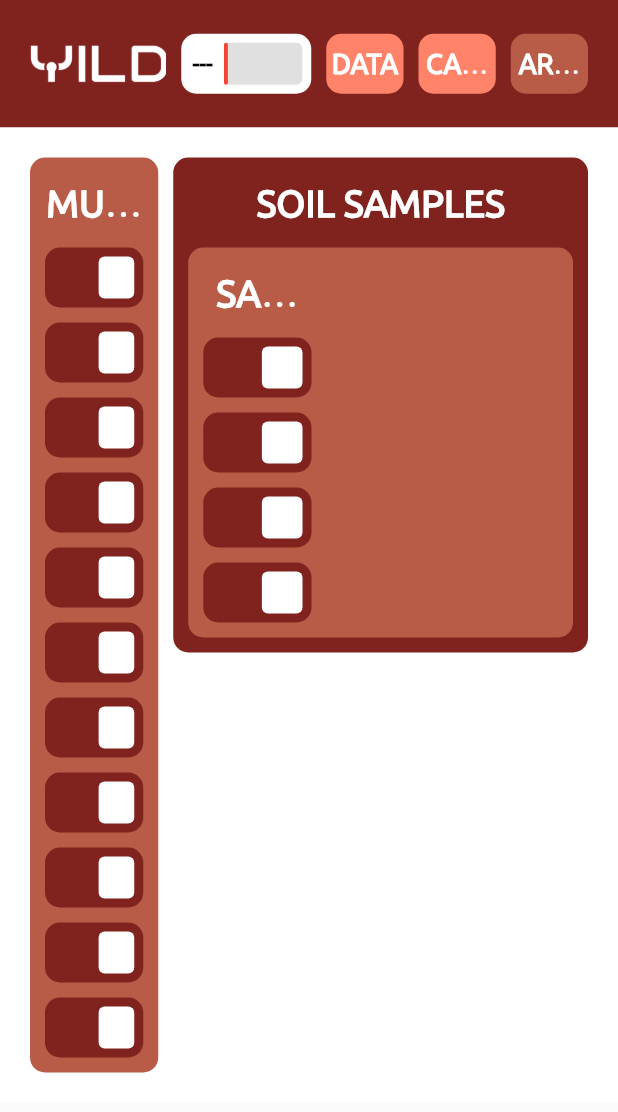
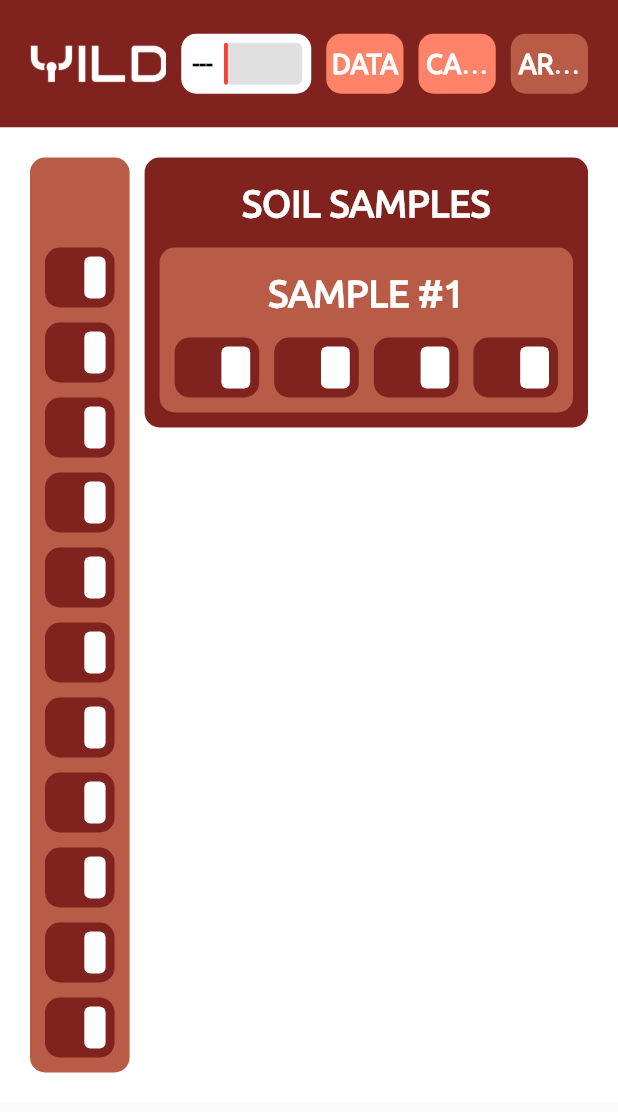
Before and after one commit to aliemrenebiler/Yildiz_Rover_UI, a Flutter app: the DataScreen screen opened by its route, after a tap on "CAMERA", after a tap on "ARCHIVE", on a phone screen of 412 x 824 dp. Shown: the top 1112 px of the screen. Run offline on Flutter 3.47's test engine with Material 2 defaults, Android fonts, the phone set to English and light mode, and no system bars; our stand-ins replace page_transition, syncfusion_flutter_charts; missing offline and left inert: webviewx; network calls fail; project files that could hold a hidden picture were left out.

Commit message:
spectrometer charts were deleted

```diff
--- a/lib/backend/methods/saving_methods.dart
+++ b/lib/backend/methods/saving_methods.dart
@@ -8,21 +8,21 @@
 int sampleAmount = 0;
 List<SoilSample> soilSamples = [
   SoilSample(
-    id: -5,
+    id: 1,
     soil: Soil(id: 0, temperature: 1, n: 2, p: 3, k: 4),
     spectro: spectroChartData,
   ),
 ];
 Gas avrgGas = Gas(
   id: 0,
-  c3h8: 6,
+  c3h8: 0,
   c4h10: 0,
   ch4: 0,
   co: 0,
   co2: 0,
   ethanol: 0,
   h2: 0,
-  h2s: 6,
+  h2s: 0,
   nh3: 0,
   no: 0,
   no2: 0,
--- a/lib/screens/archivescreen.dart
+++ b/lib/screens/archivescreen.dart
@@ -59,7 +59,7 @@
                       ),
                     ),
                     Expanded(
-                      flex: 3,
+                      flex: 4,
                       child: Column(
                         mainAxisAlignment: MainAxisAlignment.center,
                         crossAxisAlignment: CrossAxisAlignment.start,
@@ -275,7 +275,7 @@
           Container(
             margin: const EdgeInsets.all(5),
             child: DynamicDataBox(
-              name: 'C3H8 Amount (ppm)',
+              name: 'C3H8 (ppm)',
               stream: gasStream,
               value: avrgGas.c3h8.toString(),
             ),
@@ -283,7 +283,7 @@
           Container(
             margin: const EdgeInsets.all(5),
             child: DynamicDataBox(
-              name: 'C4H10 Amount (ppm)',
+              name: 'C4H10 (ppm)',
               stream: gasStream,
               value: avrgGas.c4h10.toString(),
             ),
@@ -291,7 +291,7 @@
           Container(
             margin: const EdgeInsets.all(5),
             child: DynamicDataBox(
-              name: 'CH4 Amount (ppm)',
+              name: 'CH4 (ppm)',
               stream: gasStream,
               value: avrgGas.ch4.toString(),
             ),
@@ -299,7 +299,7 @@
           Container(
             margin: const EdgeInsets.all(5),
             child: DynamicDataBox(
-              name: 'CO Amount (ppm)',
+              name: 'CO (ppm)',
               stream: gasStream,
               value: avrgGas.co.toString(),
             ),
@@ -307,7 +307,7 @@
           Container(
             margin: const EdgeInsets.all(5),
             child: DynamicDataBox(
-              name: 'CO2 Amount (ppm)',
+              name: 'CO2 (ppm)',
               stream: gasStream,
               value: avrgGas.co2.toString(),
             ),
@@ -315,7 +315,7 @@
           Container(
             margin: const EdgeInsets.all(5),
             child: DynamicDataBox(
-              name: 'Ethanol Amount (ppm)',
+              name: 'Ethanol (ppm)',
               stream: gasStream,
               value: avrgGas.ethanol.toString(),
             ),
@@ -323,7 +323,7 @@
           Container(
             margin: const EdgeInsets.all(5),
             child: DynamicDataBox(
-              name: 'H2 Amount (ppm)',
+              name: 'H2 (ppm)',
               stream: gasStream,
               value: avrgGas.h2.toString(),
             ),
@@ -331,7 +331,7 @@
           Container(
             margin: const EdgeInsets.all(5),
             child: DynamicDataBox(
-              name: 'H2S Amount (ppm)',
+              name: 'H2S (ppm)',
               stream: gasStream,
               value: avrgGas.h2s.toString(),
             ),
@@ -339,7 +339,7 @@
           Container(
             margin: const EdgeInsets.all(5),
             child: DynamicDataBox(
-              name: 'NH3 Amount (ppm)',
+              name: 'NH3 (ppm)',
               stream: gasStream,
               value: avrgGas.nh3.toString(),
             ),
@@ -347,7 +347,7 @@
           Container(
             margin: const EdgeInsets.all(5),
             child: DynamicDataBox(
-              name: 'NO Amount (ppm)',
+              name: 'NO (ppm)',
               stream: gasStream,
               value: avrgGas.no.toString(),
             ),
@@ -355,7 +355,7 @@
           Container(
             margin: const EdgeInsets.all(5),
             child: DynamicDataBox(
-              name: 'NO2 Amount (ppm)',
+              name: 'NO2 (ppm)',
               stream: gasStream,
               value: avrgGas.no2.toString(),
             ),
@@ -381,12 +381,6 @@
         color: Color(roverDarkCoral),
         borderRadius: BorderRadius.all(Radius.circular(roverRadiusL)),
       ),
-      child: Row(
-        mainAxisAlignment: MainAxisAlignment.start,
-        crossAxisAlignment: CrossAxisAlignment.center,
-        children: [
-          Expanded(
-            flex: 1,
       child: Column(
         mainAxisAlignment: MainAxisAlignment.start,
         crossAxisAlignment: CrossAxisAlignment.center,
@@ -406,40 +400,47 @@
               ),
             ),
           ),
-                Container(
+          Row(
+            mainAxisAlignment: MainAxisAlignment.start,
+            crossAxisAlignment: CrossAxisAlignment.center,
+            children: [
+              Expanded(
+                child: Container(
                   margin: const EdgeInsets.all(5),
                   child: StaticDataBox(
                     name: 'Temperature (°C)',
                     value: soilSamples[sample].soil.temperature.toString(),
                   ),
                 ),
-                Container(
+              ),
+              Expanded(
+                child: Container(
                   margin: const EdgeInsets.all(5),
                   child: StaticDataBox(
                     name: 'N Amount (mg/L)',
                     value: soilSamples[sample].soil.n.toString(),
                   ),
                 ),
-                Container(
+              ),
+              Expanded(
+                child: Container(
                   margin: const EdgeInsets.all(5),
                   child: StaticDataBox(
                     name: 'P Amount (mg/L)',
                     value: soilSamples[sample].soil.p.toString(),
                   ),
                 ),
-                Container(
+              ),
+              Expanded(
+                child: Container(
                   margin: const EdgeInsets.all(5),
                   child: StaticDataBox(
                     name: 'K Amount (mg/L)',
                     value: soilSamples[sample].soil.k.toString(),
                   ),
                 ),
+              ),
             ],
-            ),
-          ),
-          Expanded(
-            flex: 2,
-            child: Container(),
           ),
         ],
       ),
--- a/lib/screens/datascreen.dart
+++ b/lib/screens/datascreen.dart
@@ -19,38 +19,6 @@
 class _DataScreenState extends State<DataScreen> {
   refresh() {
     setState(() {});
-  }
-
-  Widget selectedDataGraph() {
-    switch (graphLayoutIndex) {
-      case 0:
-        return AspectRatio(
-          aspectRatio: 1.5,
-          child: GasChart(
-            title: 'Multiple Gas',
-            stream: gasStream,
-            graphData: gasChartData,
-          ),
-        );
-      case 1:
-        return AspectRatio(
-          aspectRatio: 1.5,
-          child: SpectroChart(
-            title: 'VIS/NIR Reflectance Spectrometer',
-            stream: spectro1Stream,
-            graphData: spectroChartData,
-          ),
-        );
-      default:
-        return AspectRatio(
-          aspectRatio: 1.5,
-          child: GasChart(
-            title: 'Multiple Gas',
-            stream: gasStream,
-            graphData: gasChartData,
-          ),
-        );
-    }
   }
 
   @override
@@ -88,38 +56,21 @@
                         mainAxisAlignment: MainAxisAlignment.center,
                         crossAxisAlignment: CrossAxisAlignment.start,
                         children: [
-                          Row(
-                            mainAxisAlignment: MainAxisAlignment.center,
-                            crossAxisAlignment: CrossAxisAlignment.center,
-                            children: [
-                              Expanded(
-                                flex: 1,
-                                child: Container(
-                                  padding: const EdgeInsets.all(5),
-                                  child: GraphLayoutButton(
-                                    title: 'Multiple Gas',
-                                    layout: 0,
-                                    notifyParent: refresh,
-                                  ),
-                                ),
-                              ),
-                              Expanded(
-                                flex: 1,
-                                child: Container(
-                                  padding: const EdgeInsets.all(5),
-                                  child: GraphLayoutButton(
-                                    title: 'VIS/NIR Ref. Spec.',
-                                    layout: 1,
-                                    notifyParent: refresh,
-                                  ),
-                                ),
-                              ),
-                            ],
+                          Container(
+                            padding: const EdgeInsets.all(5),
+                            child: const SoilBox(),
                           ),
                           Container(
                             alignment: Alignment.topCenter,
                             padding: const EdgeInsets.all(5),
-                            child: selectedDataGraph(),
+                            child: AspectRatio(
+                              aspectRatio: 1.5,
+                              child: GasChart(
+                                title: 'Multiple Gas',
+                                stream: gasStream,
+                                graphData: gasChartData,
+                              ),
+                            ),
                           ),
                         ],
                       ),
@@ -131,15 +82,11 @@
                         children: [
                           Container(
                             padding: const EdgeInsets.all(5),
-                            child: const StatusBox(),
-                          ),
-                          Container(
-                            padding: const EdgeInsets.all(5),
                             child: const AtmospBox(),
                           ),
                           Container(
                             padding: const EdgeInsets.all(5),
-                            child: const SoilBox(),
+                            child: const StatusBox(),
                           ),
                         ],
                       ),
@@ -393,51 +340,6 @@
             ),
           ),
         ],
-      ),
-    );
-  }
-}
-
-// GRAPH SELECTION BUTTON
-class GraphLayoutButton extends StatelessWidget {
-  final String title;
-  final int layout;
-  final Function() notifyParent;
-  const GraphLayoutButton({
-    Key? key,
-    required this.title,
-    required this.layout,
-    required this.notifyParent,
-  }) : super(key: key);
-
-  @override
-  Widget build(BuildContext context) {
-    return InkWell(
-      onTap: () async {
-        if (graphLayoutIndex != layout) {
-          graphLayoutIndex = layout;
-          notifyParent();
-        }
-      },
-      child: Container(
-        alignment: Alignment.center,
-        height: 40,
-        decoration: BoxDecoration(
-          color: graphLayoutIndex != layout
-              ? Color(roverCoral)
-              : Color(roverDarkCoral),
-          borderRadius: BorderRadius.all(Radius.circular(roverRadiusL)),
-        ),
-        child: Text(
-          title,
-          textAlign: TextAlign.center,
-          overflow: TextOverflow.ellipsis,
-          style: TextStyle(
-            color: Colors.white,
-            fontWeight: FontWeight.bold,
-            fontSize: roverFontM,
-          ),
-        ),
       ),
     );
   }
@@ -781,7 +683,7 @@
   }
 }
 
-// GRAPHIC BOXES
+// CHART BOX
 class GasChart extends StatelessWidget {
   final String title;
   final Stream stream;
@@ -991,6 +893,10 @@
   }
 }
 
+/*
+// UNUSED!!!
+
+// GRAPHIC BOX
 class SpectroChart extends StatelessWidget {
   final String title;
   final Stream stream;
@@ -1089,3 +995,49 @@
     );
   }
 }
+
+// GRAPH SELECTION BUTTON
+class GraphLayoutButton extends StatelessWidget {
+  final String title;
+  final int layout;
+  final Function() notifyParent;
+  const GraphLayoutButton({
+    Key? key,
+    required this.title,
+    required this.layout,
+    required this.notifyParent,
+  }) : super(key: key);
+
+  @override
+  Widget build(BuildContext context) {
+    return InkWell(
+      onTap: () async {
+        if (graphLayoutIndex != layout) {
+          graphLayoutIndex = layout;
+          notifyParent();
+        }
+      },
+      child: Container(
+        alignment: Alignment.center,
+        height: 40,
+        decoration: BoxDecoration(
+          color: graphLayoutIndex != layout
+              ? Color(roverCoral)
+              : Color(roverDarkCoral),
+          borderRadius: BorderRadius.all(Radius.circular(roverRadiusL)),
+        ),
+        child: Text(
+          title,
+          textAlign: TextAlign.center,
+          overflow: TextOverflow.ellipsis,
+          style: TextStyle(
+            color: Colors.white,
+            fontWeight: FontWeight.bold,
+            fontSize: roverFontM,
+          ),
+        ),
+      ),
+    );
+  }
+}
+*/
```
Lines whose indentation alone changed are shown as unchanged.
